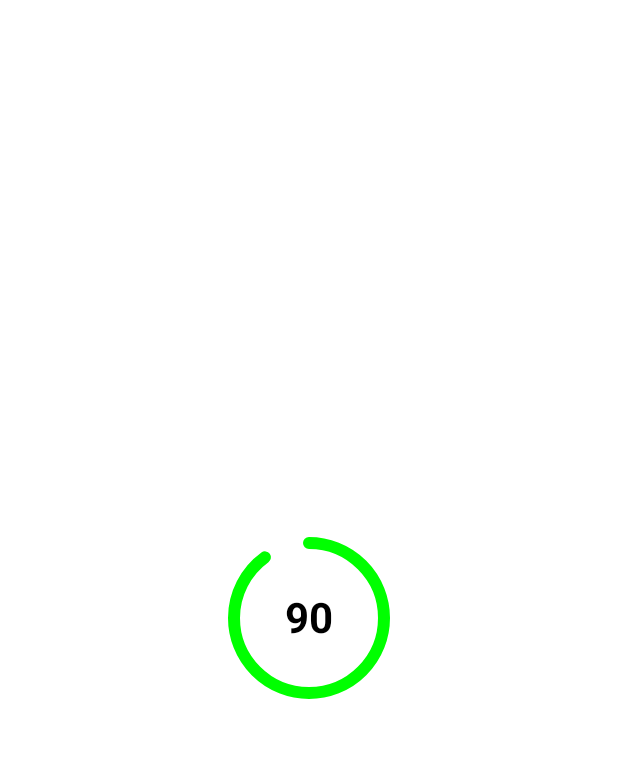
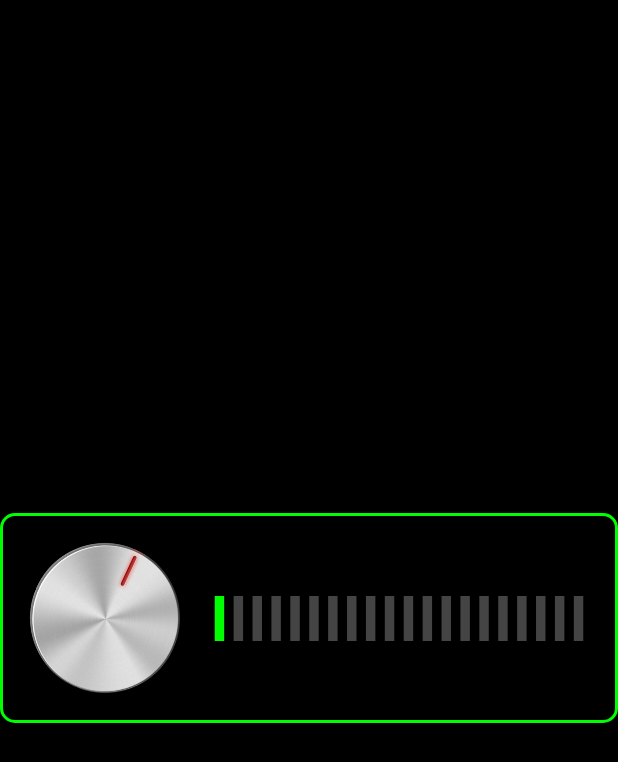
Before and after one commit to asgharhosseini/LearingCompose, an Android app built with Jetpack Compose: the screen it shows after launch (MainActivity), on a phone screen of 412 x 824 dp. Shown: the top 762 px of the screen. Run offline under Robolectric (Android 15) with nearby library versions, the phone set to English and light mode, and no system bars.

```diff
--- a/app/src/main/java/ir/ah/learingcompose/MainActivity.kt
+++ b/app/src/main/java/ir/ah/learingcompose/MainActivity.kt
@@ -1,6 +1,7 @@
 package ir.ah.learingcompose
 
 import android.os.Bundle
+import android.view.*
 import androidx.activity.ComponentActivity
 import androidx.activity.compose.setContent
 import androidx.compose.animation.*
@@ -13,9 +14,12 @@ import androidx.compose.material.*
 import androidx.compose.runtime.*
 import androidx.compose.ui.*
 import androidx.compose.ui.Modifier
+import androidx.compose.ui.draw.*
+import androidx.compose.ui.geometry.*
 import androidx.compose.ui.graphics.*
 import androidx.compose.ui.graphics.drawscope.*
 import androidx.compose.ui.graphics.painter.*
+import androidx.compose.ui.input.pointer.*
 import androidx.compose.ui.layout.*
 import androidx.compose.ui.res.*
 import androidx.compose.ui.text.*
@@ -23,24 +27,149 @@ import androidx.compose.ui.text.font.*
 import androidx.compose.ui.text.style.*
 import androidx.compose.ui.tooling.preview.Preview
 import androidx.compose.ui.unit.*
+import androidx.lifecycle.*
 
 
 import ir.ah.learingcompose.ui.theme.LearingComposeTheme
 import kotlinx.coroutines.*
 import java.lang.reflect.*
+import kotlin.math.*
 import kotlin.random.*
 
 class MainActivity : ComponentActivity() {
     override fun onCreate(savedInstanceState: Bundle?) {
         super.onCreate(savedInstanceState)
         setContent {
-        Box(contentAlignment = Alignment.Center,modifier = Modifier.fillMaxSize()) {
-            CircularProgressBar(percentage = 0.9f, number = 100)
-        }
+            Box(
+                contentAlignment = Alignment.Center,
+                modifier = Modifier
+                    .fillMaxSize()
+                    .background(Color.Black)
+            ) {
+                Row(
+                    horizontalArrangement = Arrangement.Center,
+                    verticalAlignment = Alignment.CenterVertically,
+                    modifier = Modifier
+                        .border(2.dp, Color.Green, RoundedCornerShape(10.dp))
+                        .padding(20.dp)
+                ) {
+                    var value by remember {
+                      mutableStateOf(0f)
+                    }
+                    val barCount =20
+                    MusicKnob(
+                        Modifier.size(100.dp)
+                    ){
+                        value =it
+                    }
+                    Spacer(modifier = Modifier.width(20.dp))
+                    ValueBar(
+                        modifier = Modifier
+                            .fillMaxWidth()
+                            .height(30.dp),
+                        activeBars =(barCount*value).toInt(),
+                        barCount = barCount
+                    )
+
+                }
+
+            }
+
 
         }
     }
 }
+
+@Composable
+fun ValueBar(
+    modifier: Modifier = Modifier,
+    activeBars: Int = 0,
+    barCount: Int = 0
+) {
+    BoxWithConstraints(
+        contentAlignment = Alignment.Center,
+        modifier = modifier
+    ) {
+        val barWidth = remember {
+            constraints.maxWidth / (2f * barCount)
+        }
+        Canvas(modifier = modifier) {
+            for (i in 0 until barCount) {
+                drawRoundRect(
+                    color = if (i in 0..activeBars) Color.Green else Color.DarkGray,
+                    topLeft = Offset(i * barWidth * 2f + barWidth / 2f, 0f),
+                    size = Size(barWidth, constraints.maxHeight.toFloat()),
+                    cornerRadius = CornerRadius(0f)
+                )
+            }
+        }
+
+    }
+
+}
+
+
+@Composable
+fun MusicKnob(
+    modifier: Modifier = Modifier,
+    limitingAngle: Float = 25f,
+    onValueChange: (Float) -> Unit,
+
+    ) {
+    var rotation by remember {
+        mutableStateOf(limitingAngle)
+    }
+    var touchX by remember {
+        mutableStateOf(0f)
+    }
+    var touchY by remember {
+        mutableStateOf(0f)
+    }
+    var centerX by remember {
+        mutableStateOf(0f)
+    }
+    var centerY by remember {
+        mutableStateOf(0f)
+    }
+    Image(
+        painter = painterResource(id = R.drawable.knob),
+        contentDescription = "music knob",
+        modifier = modifier
+            .fillMaxSize()
+            .onGloballyPositioned {
+                val windowBounds = it.boundsInParent()
+                centerX = windowBounds.size.width / 2f
+                centerY = windowBounds.size.width / 2f
+
+            }
+            .pointerInteropFilter { event ->
+                touchX = event.x
+                touchY = event.y
+                val angle = -atan2(centerX - touchX, centerY - touchY) * (180f / PI).toFloat()
+                when (event.action) {
+                    MotionEvent.ACTION_DOWN, MotionEvent.ACTION_MOVE -> {
+                        if (angle !in -limitingAngle..limitingAngle) {
+                            val fixedAngle = if (angle in -180f..-limitingAngle) {
+                                360f + angle
+                            } else {
+                                angle
+                            }
+                            rotation = fixedAngle
+
+                            val percent = (fixedAngle - limitingAngle) / (360f - 2 * limitingAngle)
+                            onValueChange(percent)
+                            true
+                        } else false
+                    }
+                    else -> false
+                }
+
+            }
+            .rotate(rotation)
+    )
+
+}
+
 
 @Composable
 fun CircularProgressBar(
```
Also changed, not shown: app/src/main/res/drawable-v24/knob.png (added).
